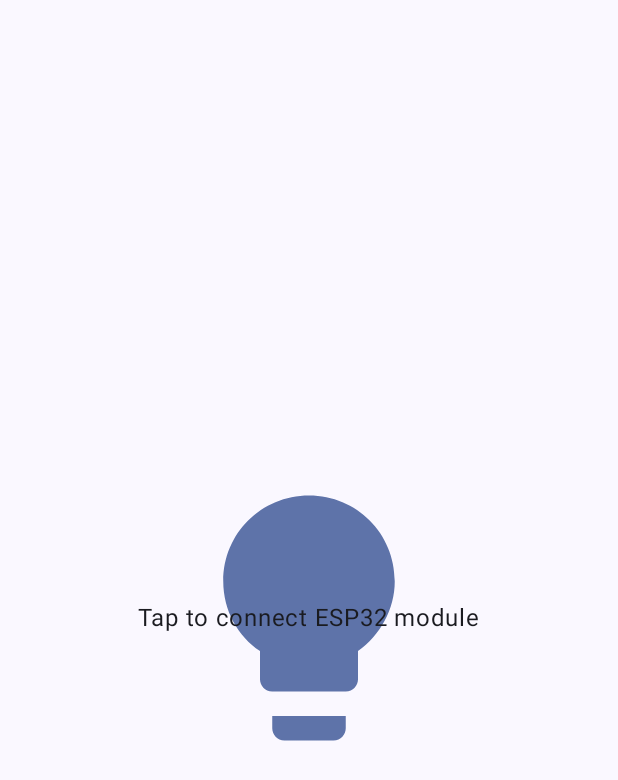
After one commit to serkan-y38/Android-BLE-ESP32-LedControllerApp, an Android app built with Jetpack Compose: the composable ConnectToESPScreen shown on its own in the app's theme, on a phone screen of 412 x 824 dp. The commit adds this screen. Shown: the top 780 px of the screen. Run offline under Robolectric (Android 15) with nearby library versions, the phone set to English and light mode, and no system bars.

Commit message:
added connect and disconnect to esp module functionalities. created led control view. minor changes

```diff
--- a/app/src/main/java/com/yilmaz/ledcontroller/features/led_control/domain/LedController.kt
+++ b/app/src/main/java/com/yilmaz/ledcontroller/features/led_control/domain/LedController.kt
@@ -6,6 +6,7 @@ import kotlinx.coroutines.flow.StateFlow
 interface LedController {
     val isPaired: StateFlow<Boolean>
     val isPairing: StateFlow<Boolean>
+    val isConnected: StateFlow<Boolean>
     val isBluetoothEnabled: StateFlow<Boolean>
     val deviceName: StateFlow<String>
     val message: SharedFlow<String>
@@ -13,4 +14,10 @@ interface LedController {
     fun isPaired()
 
     fun pair()
+
+    fun connect()
+
+    fun disconnect()
+
+    fun release()
 }
--- a/app/src/main/java/com/yilmaz/ledcontroller/features/led_control/presentation/screen/home_screen/HomeState.kt
+++ b/app/src/main/java/com/yilmaz/ledcontroller/features/led_control/presentation/screen/home_screen/HomeState.kt
@@ -1,9 +1,10 @@
 package com.yilmaz.ledcontroller.features.led_control.presentation.screen.home_screen
 
 data class HomeState(
-    val message: String? = "",
+    val message: String? = null,
     val deviceName: String = "",
     val isPairing: Boolean = false,
     val isPaired: Boolean = false,
+    val isConnected: Boolean = false,
     val isBluetoothEnabled: Boolean = false
 )
--- /dev/null
+++ b/app/src/main/java/com/yilmaz/ledcontroller/features/led_control/presentation/screen/home_screen/componets/ConnectToESPScreen.kt
@@ -0,0 +1,42 @@
+package com.yilmaz.ledcontroller.features.led_control.presentation.screen.home_screen.componets
+
+import androidx.compose.foundation.clickable
+import androidx.compose.foundation.layout.Box
+import androidx.compose.foundation.layout.PaddingValues
+import androidx.compose.foundation.layout.fillMaxSize
+import androidx.compose.foundation.layout.height
+import androidx.compose.foundation.layout.padding
+import androidx.compose.foundation.layout.width
+import androidx.compose.material3.Icon
+import androidx.compose.material3.MaterialTheme
+import androidx.compose.material3.Text
+import androidx.compose.runtime.Composable
+import androidx.compose.ui.Alignment
+import androidx.compose.ui.Modifier
+import androidx.compose.ui.res.painterResource
+import androidx.compose.ui.unit.dp
+import com.yilmaz.ledcontroller.R
+
+@Composable
+fun ConnectToESPScreen(innerPadding: PaddingValues, onConnectToLedModule: () -> Unit) {
+    Box(
+        modifier = Modifier
+            .fillMaxSize()
+            .padding(innerPadding)
+            .clickable { onConnectToLedModule() }
+    ) {
+        Icon(
+            modifier = Modifier
+                .width(196.dp)
+                .height(196.dp)
+                .align(Alignment.Center),
+            painter = painterResource(R.drawable.baseline_lightbulb_24),
+            contentDescription = "img",
+            tint = MaterialTheme.colorScheme.primaryContainer
+        )
+        Text(
+            text = "Tap to connect ESP32 module",
+            modifier = Modifier.align(Alignment.Center)
+        )
+    }
+}
--- /dev/null
+++ b/app/src/main/res/drawable/baseline_bluetooth_connected_24.xml
@@ -0,0 +1,5 @@
+<vector xmlns:android="http://schemas.android.com/apk/res/android" android:alpha="0.2" android:height="24dp" android:tint="#000000" android:viewportHeight="24" android:viewportWidth="24" android:width="24dp">
+
+    <path android:fillColor="@android:color/white" android:pathData="M7,12l-2,-2 -2,2 2,2 2,-2zM17.71,7.71L12,2h-1v7.59L6.41,5 5,6.41 10.59,12 5,17.59 6.41,19 11,14.41L11,22h1l5.71,-5.71 -4.3,-4.29 4.3,-4.29zM13,5.83l1.88,1.88L13,9.59L13,5.83zM14.88,16.29L13,18.17v-3.76l1.88,1.88zM19,10l-2,2 2,2 2,-2 -2,-2z"/>
+
+</vector>
```
Also changed, not shown: app/src/main/java/com/yilmaz/ledcontroller/features/led_control/data/LedControllerImpl.kt (+60 -2 lines), app/src/main/java/com/yilmaz/ledcontroller/features/led_control/presentation/screen/home_screen/HomeScreen.kt (+36 -22 lines), app/src/main/java/com/yilmaz/ledcontroller/features/led_control/presentation/screen/home_screen/HomeViewModel.kt (+30 -3 lines), app/src/main/java/com/yilmaz/ledcontroller/features/led_control/presentation/screen/home_screen/componets/LedControlScreen.kt (added, +47 -0 lines).
